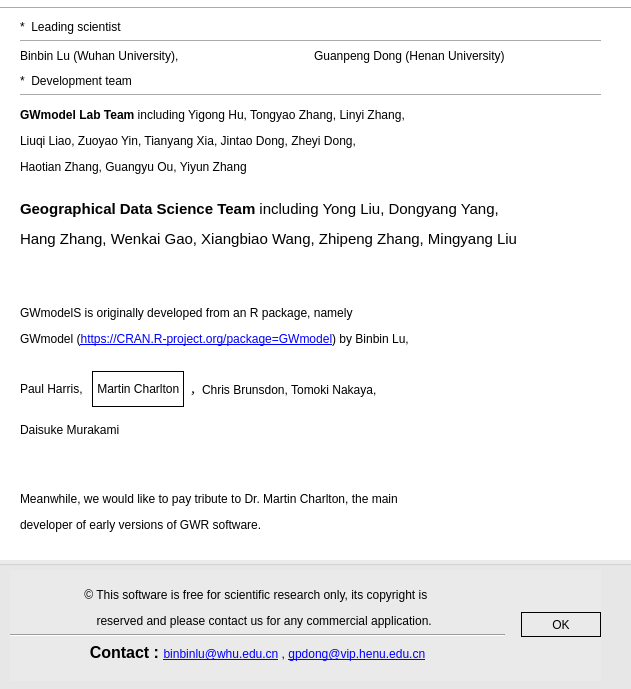
The window that src/aboutdevelopers.ui (GWmodel-Lab/GWmodelS) describes before a commit, drawn with Qt 5.
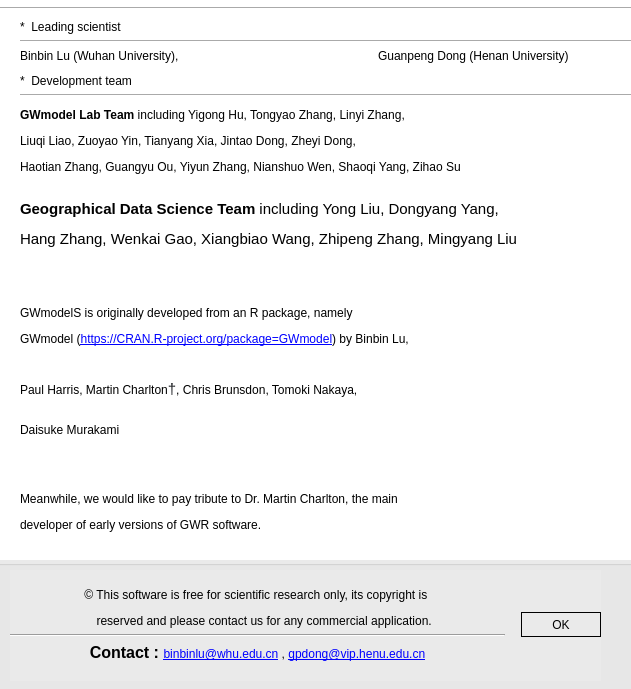
The same window after the commit.

Commit message: edit: update information about developers and the team

Patch:
```diff
--- a/src/aboutdevelopers.ui
+++ b/src/aboutdevelopers.ui
@@ -139,12 +139,12 @@
     <enum>Qt::Horizontal</enum>
    </property>
   </widget>
-  <widget class="QWidget" name="">
+  <widget class="QWidget" name="layoutWidget">
    <property name="geometry">
     <rect>
      <x>20</x>
      <y>20</y>
-     <width>581</width>
+     <width>709</width>
      <height>531</height>
     </rect>
    </property>
@@ -169,31 +169,7 @@
            <string notr="true">font: 11pt &quot;Times New Roman&quot;;</string>
           </property>
           <property name="text">
-           <string>&lt;html&gt;&lt;head/&gt;&lt;body&gt;&lt;p&gt;Paul Harris, &lt;/p&gt;&lt;/body&gt;&lt;/html&gt;</string>
-          </property>
-         </widget>
-        </item>
-        <item>
-         <widget class="QLabel" name="label_3">
-          <property name="styleSheet">
-           <string notr="true">border: 1px solid rgb(0,0,0);
-font: 11pt &quot;Times New Roman&quot;;</string>
-          </property>
-          <property name="text">
-           <string> Martin Charlton </string>
-          </property>
-          <property name="indent">
-           <number>1</number>
-          </property>
-         </widget>
-        </item>
-        <item>
-         <widget class="QLabel" name="label_22">
-          <property name="styleSheet">
-           <string notr="true">font: 11pt &quot;Times New Roman&quot;;</string>
-          </property>
-          <property name="text">
-           <string>&lt;html&gt;&lt;head/&gt;&lt;body&gt;&lt;p&gt;，Chris Brunsdon, Tomoki Nakaya, &lt;/p&gt;&lt;/body&gt;&lt;/html&gt;</string>
+           <string>&lt;html&gt;&lt;head/&gt;&lt;body&gt;&lt;p&gt;Paul Harris, Martin Charlton&lt;span style=&quot; font-family:'-apple-system','BlinkMacSystemFont','Helvetica Neue','PingFang SC','Microsoft YaHei','Source Han Sans SC','Noto Sans CJK SC','WenQuanYi Micro Hei','MiSans L3','Segoe UI','sans-serif'; font-size:15px; color:#191b1f; background-color:#ffffff;&quot;&gt;†&lt;/span&gt;, Chris Brunsdon, Tomoki Nakaya,&lt;/p&gt;&lt;/body&gt;&lt;/html&gt;</string>
           </property>
          </widget>
         </item>
@@ -328,7 +304,7 @@
        <string notr="true">font: 11pt &quot;Times New Roman&quot;;</string>
       </property>
       <property name="text">
-       <string>&lt;html&gt;&lt;head/&gt;&lt;body&gt;&lt;p&gt;&lt;span style=&quot; font-weight:600;&quot;&gt;GWmodel Lab Team&lt;/span&gt;  including Yigong Hu, Tongyao Zhang, Linyi Zhang, &lt;/p&gt;&lt;p&gt;Liuqi Liao, Zuoyao Yin, Tianyang Xia, Jintao Dong, Zheyi Dong, &lt;/p&gt;Haotian Zhang, Guangyu Ou, Yiyun Zhang&lt;/p&gt;&lt;/body&gt;&lt;/html&gt;</string>
+       <string>&lt;html&gt;&lt;head/&gt;&lt;body&gt;&lt;p&gt;&lt;span style=&quot; font-weight:600;&quot;&gt;GWmodel Lab Team&lt;/span&gt; including Yigong Hu, Tongyao Zhang, Linyi Zhang, &lt;/p&gt;&lt;p&gt;Liuqi Liao, Zuoyao Yin, Tianyang Xia, Jintao Dong, Zheyi Dong, &lt;/p&gt;&lt;p&gt;Haotian Zhang, Guangyu Ou, Yiyun Zhang, Nianshuo Wen, Shaoqi Yang, Zihao Su&lt;/p&gt;&lt;/body&gt;&lt;/html&gt;</string>
       </property>
      </widget>
     </item>
```
Left out of the diff: 2 changed lines with no effect on the pictures.
